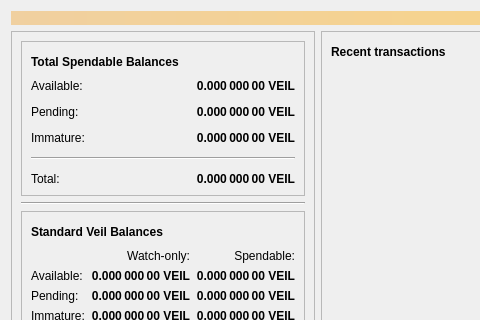
This is src/qt/forms/overviewpage.ui in Veil-Project/veil as Qt 5 draws it before an edit; both pictures show x 0 to 480 and y 0 to 320 of the 630 by 1188 pixel window. The edited form follows.
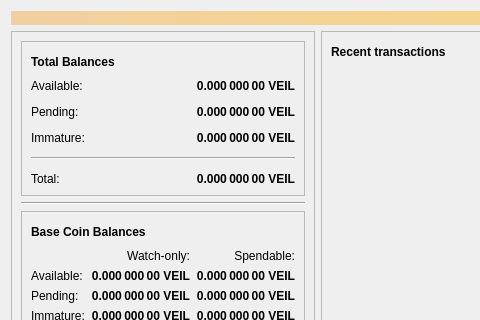
This is the edited form. Icons and pictures are not drawn.

What changed in the file:
```diff
--- a/src/qt/forms/overviewpage.ui
+++ b/src/qt/forms/overviewpage.ui
@@ -45,8 +45,8 @@
          <rect>
           <x>0</x>
           <y>0</y>
-          <width>388</width>
-          <height>1137</height>
+          <width>371</width>
+          <height>1123</height>
          </rect>
         </property>
         <layout class="QVBoxLayout" name="verticalLayout_2">
@@ -70,7 +70,7 @@
                  </font>
                 </property>
                 <property name="text">
-                 <string>Total Spendable Balances</string>
+                 <string>Total Balances</string>
                 </property>
                </widget>
               </item>
@@ -296,7 +296,7 @@
                    </font>
                   </property>
                   <property name="text">
-                   <string>Standard Veil Balances</string>
+                   <string>Base Coin Balances</string>
                   </property>
                  </widget>
                 </item>
```
